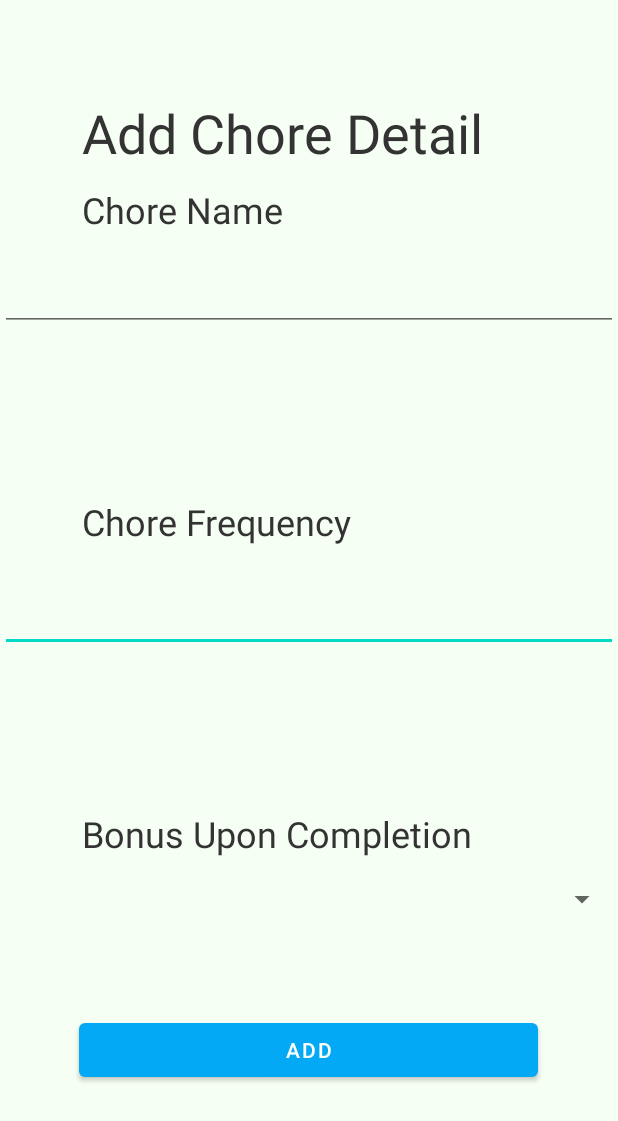
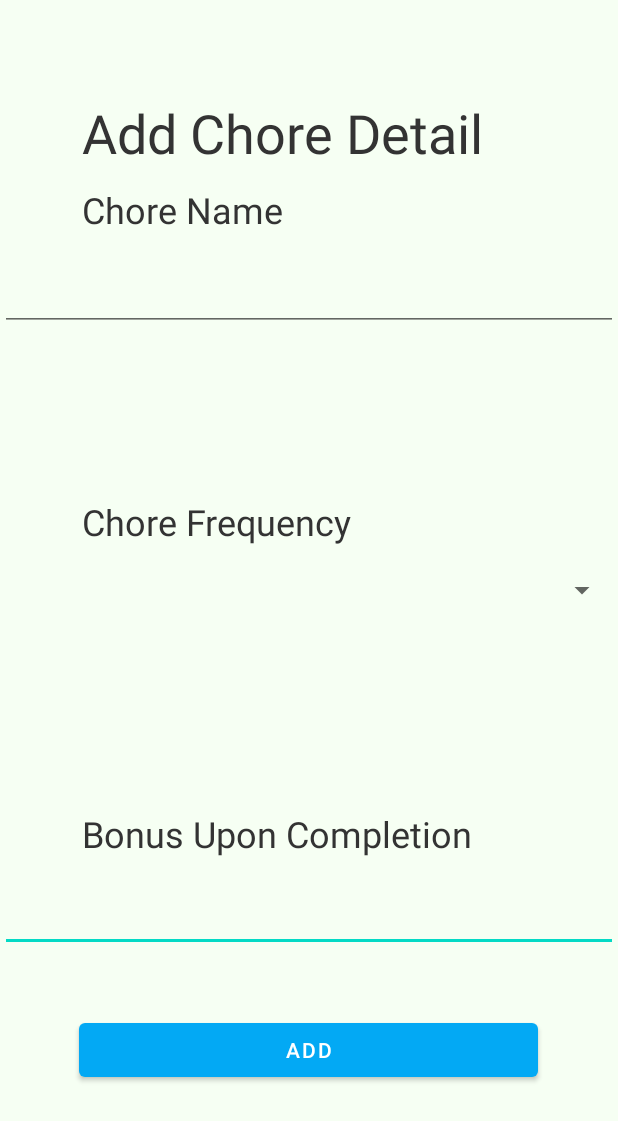
Before and after one commit to BME-HtN2020/PocketPiggy2, an Android app: the layout chores.xml on its own in the app's theme, with its tools: preview values and no code run, on a phone screen of 412 x 824 dp. Shown: the top 1121 px of the screen. Run offline under Robolectric (Android 15) with nearby library versions, the phone set to English and light mode, and no system bars; Roboto replaces fonts that are not available here.

Commit message:
second update

```diff
--- a/ProjectPiggy2/app/src/main/res/layout/chores.xml
+++ b/ProjectPiggy2/app/src/main/res/layout/chores.xml
@@ -13,9 +13,10 @@
         android:layout_height="wrap_content"
         app:layout_constraintBottom_toBottomOf="parent"
         app:layout_constraintEnd_toEndOf="parent"
-        app:layout_constraintHorizontal_bias="0.0"
+        app:layout_constraintHorizontal_bias="1.0"
         app:layout_constraintStart_toStartOf="parent"
-        app:layout_constraintTop_toTopOf="parent"></EditText>
+        app:layout_constraintTop_toTopOf="parent"
+        app:layout_constraintVertical_bias="0.757"></EditText>
 
     <TextView
         android:id="@+id/onboarding1_para5"
@@ -38,7 +39,7 @@
         app:layout_constraintBottom_toBottomOf="parent"
         app:layout_constraintEnd_toEndOf="parent"
         app:layout_constraintTop_toTopOf="parent"
-        app:layout_constraintVertical_bias="0.734" />
+        app:layout_constraintVertical_bias="0.477" />
 
     <EditText
         android:id="@+id/editTextSimple"
```
